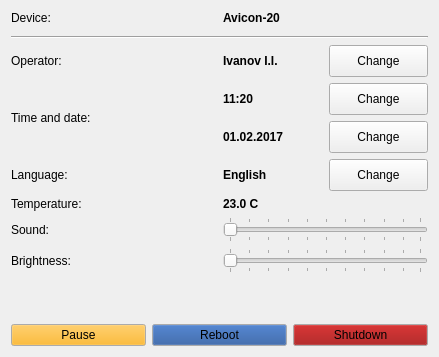
dmitry64/av20, file ui/systemwidget.ui: the form before one commit.
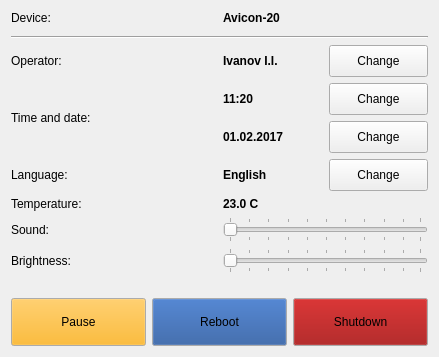
The form after the commit. Icons and pictures are not drawn.

Diff of the .ui file:
```diff
--- a/ui/systemwidget.ui
+++ b/ui/systemwidget.ui
@@ -335,6 +335,12 @@
     <layout class="QHBoxLayout" name="horizontalLayout">
      <item>
       <widget class="QPushButton" name="pauseButton">
+       <property name="minimumSize">
+        <size>
+         <width>48</width>
+         <height>48</height>
+        </size>
+       </property>
        <property name="palette">
         <palette>
          <active>
@@ -389,6 +395,12 @@
      </item>
      <item>
       <widget class="QPushButton" name="rebootButton">
+       <property name="minimumSize">
+        <size>
+         <width>48</width>
+         <height>48</height>
+        </size>
+       </property>
        <property name="palette">
         <palette>
          <active>
@@ -443,6 +455,12 @@
      </item>
      <item>
       <widget class="QPushButton" name="shutdownButton">
+       <property name="minimumSize">
+        <size>
+         <width>48</width>
+         <height>48</height>
+        </size>
+       </property>
        <property name="palette">
         <palette>
          <active>
```
